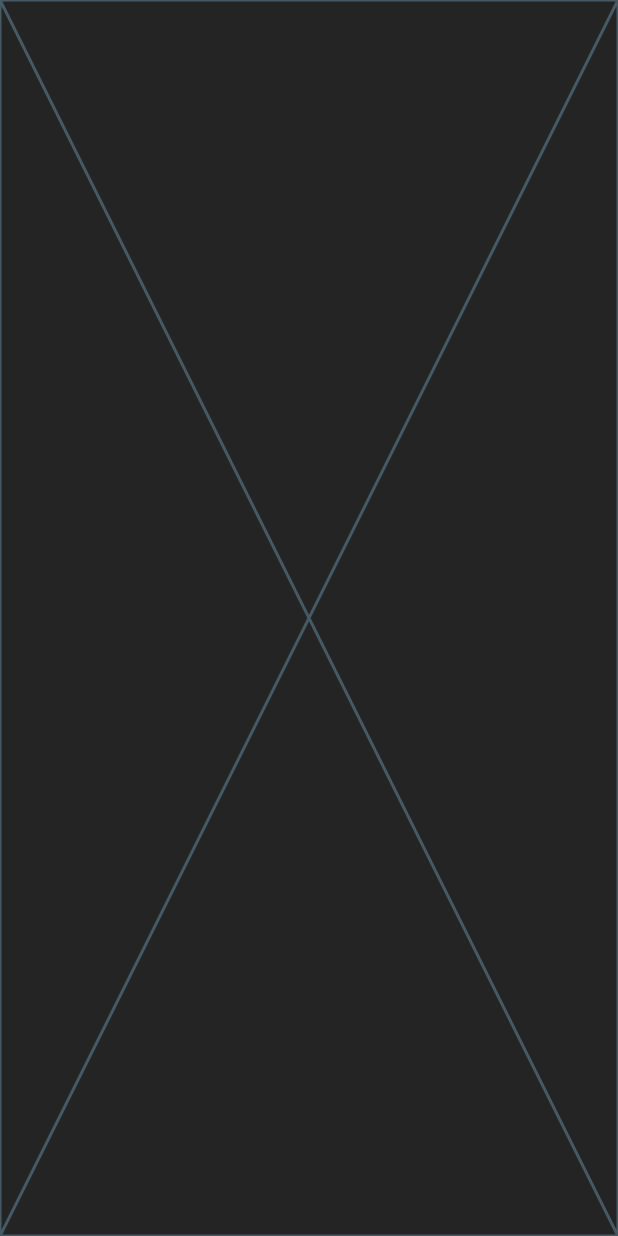
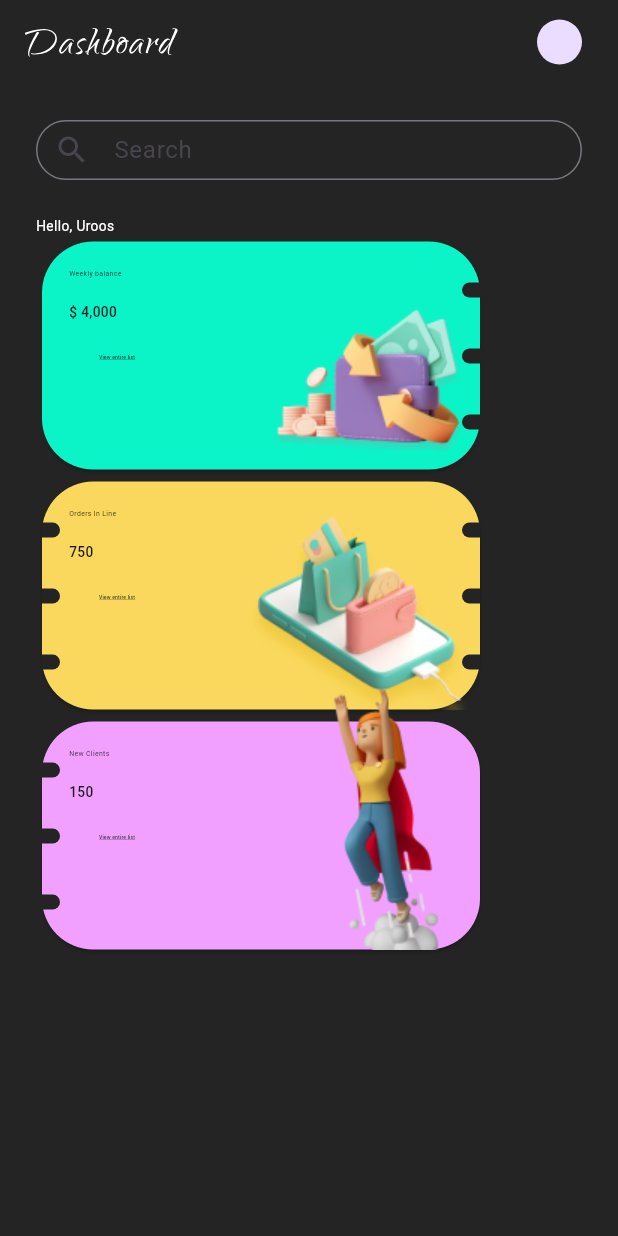
Before and after one commit to AhmedMohamed-33/sales_dashboard, a Flutter app: the screen it shows after launch, on a phone screen of 412 x 824 dp. Run offline on Flutter 3.47's test engine with Material 3 defaults, Android fonts, the phone set to English and light mode, and no system bars; our stand-ins replace calendar_date_picker2, device_preview, fl_chart, flutter_screenutil, flutter_svg.

Commit message:
add_basic_mobile_home_screen_design

```diff
--- a/lib/core/main_layout/main_layout.dart
+++ b/lib/core/main_layout/main_layout.dart
@@ -1,6 +1,7 @@
 import 'package:flutter/material.dart';
 import 'package:tablet_design/core/colors/main_app_colors.dart';
 import 'package:tablet_design/core/main_layout/desktop_layout.dart';
+import 'package:tablet_design/core/main_layout/mobile_layout.dart';
 import 'package:tablet_design/core/widgets/adabtive_layout.dart';
 
 class MainLayout extends StatelessWidget {
@@ -11,7 +12,7 @@ class MainLayout extends StatelessWidget {
     return Scaffold(
       backgroundColor: MainAppColors.backgroundColor,
       body: AdaptiveLayout(
-        mobileLayout: (context) => const Placeholder(),
+        mobileLayout: (context) => const MobileLayout(),
         tabletLayout: (context) => const DesktopLayout(),
         desktopLayout: (context) => const DesktopLayout(),
       ),
--- a/lib/core/main_layout/mobile_layout.dart
+++ b/lib/core/main_layout/mobile_layout.dart
@@ -0,0 +1,95 @@
+import 'package:flutter/material.dart';
+import 'package:flutter_screenutil/flutter_screenutil.dart';
+import 'package:flutter_svg/svg.dart';
+import 'package:tablet_design/core/colors/main_app_colors.dart';
+import 'package:tablet_design/features/home/widgets/card_stats_widget.dart';
+
+import '../../gen/assets.gen.dart';
+
+class MobileLayout extends StatelessWidget {
+  const MobileLayout({super.key});
+
+  @override
+  Widget build(BuildContext context) {
+    return Scaffold(
+      backgroundColor: MainAppColors.backgroundColor,
+      appBar: AppBar(
+        backgroundColor: Colors.transparent,
+        title: SvgPicture.asset(Assets.images.dashboard),
+        actions: const [
+          Padding(
+            padding: EdgeInsets.only(right: 24),
+            child: CircleAvatar(
+              radius: 15,
+            ),
+          ),
+        ],
+      ),
+      body: CustomScrollView(slivers: [
+        SliverToBoxAdapter(
+          child: Padding(
+            padding: const EdgeInsets.all(24),
+            child: Column(
+              crossAxisAlignment: CrossAxisAlignment.start,
+              children: [
+                const SizedBox(
+                  height: 40,
+                  child: Center(
+                    child: TextField(
+                        decoration: InputDecoration(
+                      border: OutlineInputBorder(
+                        borderRadius: BorderRadius.all(Radius.circular(25)),
+                      ),
+                      prefixIcon: Icon(Icons.search),
+                      labelText: 'Search',
+                    )),
+                  ),
+                ),
+                const SizedBox(height: 24),
+                Text(
+                  'Hello, Uroos',
+                  style: TextStyle(color: Colors.white, fontSize: 32.sp),
+                ),
+                FittedBox(
+                  fit: BoxFit.cover,
+                  child: Column(
+                    crossAxisAlignment: CrossAxisAlignment.center,
+                    children: [
+                      CardStatsWidget(
+                        title: 'Weekly balance',
+                        value: '\$ 4,000',
+                        imagePath: Assets.images.walletPng.path,
+                        cardDotsPosition: CardDotsPosition.left,
+                        backgroundColor: const Color(0xff0BF4C8),
+                      ),
+                      const SizedBox(
+                        width: 4,
+                      ),
+                      CardStatsWidget(
+                        title: 'Orders In Line',
+                        value: '750',
+                        imagePath: Assets.images.mobile.path,
+                        cardDotsPosition: CardDotsPosition.center,
+                        backgroundColor: const Color(0xffFAD85D),
+                      ),
+                      const SizedBox(
+                        width: 4,
+                      ),
+                      CardStatsWidget(
+                        title: 'New Clients',
+                        value: '150',
+                        imagePath: Assets.images.girl.path,
+                        cardDotsPosition: CardDotsPosition.right,
+                        backgroundColor: const Color(0xffF2A0FF),
+                      ),
+                    ],
+                  ),
+                ),
+              ],
+            ),
+          ),
+        ),
+      ]),
+    );
+  }
+}
```
Also changed, not shown: 4 other files.
